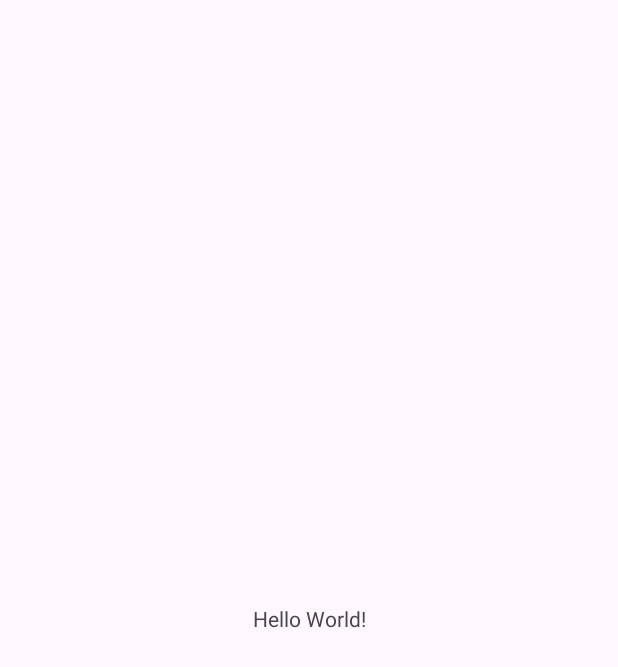
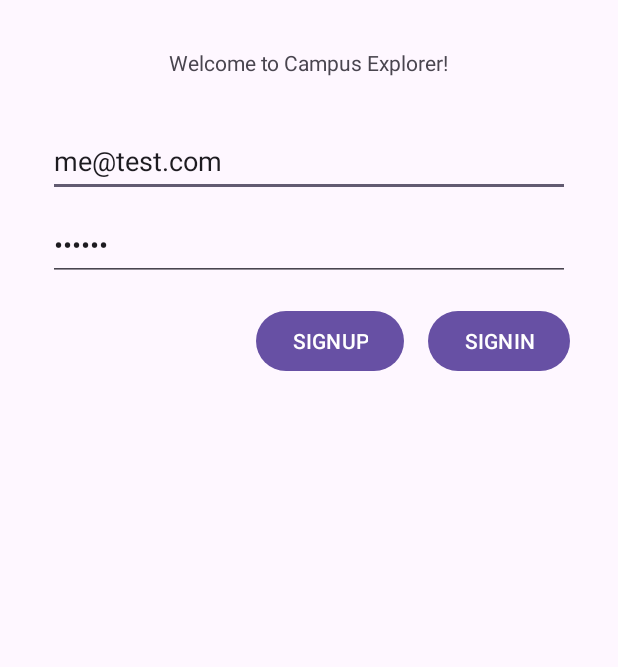
Before and after one commit to Cheva14/CampusExplorer, an Android app: the screen it shows after launch (MainActivity before the commit, LoginActivity after it), on a phone screen of 412 x 824 dp. Before the commit the part shown is almost empty. Shown: the top 667 px of the screen. Run offline under Robolectric (Android 15) with nearby library versions, the phone set to English and light mode, and no system bars; our stand-ins replace Firebase (no records; nobody signed in at launch, a user with empty details on screens opened directly).

```diff
--- /dev/null
+++ b/app/src/main/java/com/cheva/campusexplorer/LoginActivity.kt
@@ -0,0 +1,47 @@
+package com.cheva.campusexplorer
+
+import android.content.Intent
+import android.os.Bundle
+import android.view.inputmethod.InputMethodManager
+import android.widget.Button
+import android.widget.EditText
+import androidx.activity.viewModels
+import androidx.appcompat.app.AppCompatActivity
+import com.google.android.material.snackbar.Snackbar
+
+class LoginActivity: AppCompatActivity()  {
+    private val vm: LoginViewModel by viewModels()
+    override fun onCreate(savedInstanceState: Bundle?) {
+        super.onCreate(savedInstanceState)
+        setContentView(R.layout.activity_login)
+        val email = findViewById<EditText>(R.id.uEmail)
+        val password = findViewById<EditText>(R.id.uPass)
+        email.text.append("me@test.com")    // for quick testing
+        password.text.append("123456")
+        val imm = getSystemService(INPUT_METHOD_SERVICE) as InputMethodManager
+
+        findViewById<Button>(R.id.loginBtn).setOnClickListener {
+            // hide the soft keyboard
+            imm.hideSoftInputFromWindow(currentFocus?.windowToken, 0)
+            vm.login(email.text.toString(), password.text.toString())
+        }
+
+        findViewById<Button>(R.id.signupBtn).setOnClickListener {
+            imm.hideSoftInputFromWindow(currentFocus?.windowToken, 0)
+            vm.newAccount(email.text.toString(), password.text.toString())
+        }
+        vm.msg.observe(this) {
+            it?.let {
+                if (it.isNotEmpty())
+                    Snackbar.make(email, "Unable to login $it", Snackbar.LENGTH_LONG).show()
+            }
+        }
+        vm.uid.observe(this) {
+            // When the UID is not null, we transition to the main screen
+            it?.let {
+                val toMain = Intent(this, MainActivity::class.java)
+                startActivity(toMain)
+            }
+        }
+    }
+}
--- /dev/null
+++ b/app/src/main/java/com/cheva/campusexplorer/LoginViewModel.kt
@@ -0,0 +1,46 @@
+package com.cheva.campusexplorer
+
+import androidx.lifecycle.LiveData
+import androidx.lifecycle.MutableLiveData
+import androidx.lifecycle.ViewModel
+import androidx.lifecycle.viewModelScope
+import com.google.firebase.auth.ktx.auth
+import com.google.firebase.ktx.Firebase
+import kotlinx.coroutines.Dispatchers
+import kotlinx.coroutines.launch
+
+class LoginViewModel: ViewModel() {
+    private val _msg:MutableLiveData<String?> = MutableLiveData(null)
+    private val _uid:MutableLiveData<String?> = MutableLiveData(null)
+    private val auth = Firebase.auth
+    val msg: LiveData<String?> get() = _msg
+    val uid: LiveData<String?> get() = _uid
+
+    init {
+        _uid.postValue(auth.uid)
+    }
+
+    fun newAccount(email:String, password: String) {
+        viewModelScope.launch(Dispatchers.IO) {
+            auth.createUserWithEmailAndPassword(email, password)
+                .addOnSuccessListener {
+                    _uid.postValue(it.user?.uid)
+                }
+                .addOnFailureListener {
+                    _msg.postValue(it.message)
+                }
+        }
+    }
+
+    fun login(email:String, password:String) {
+        viewModelScope.launch(Dispatchers.IO) {
+            auth.signInWithEmailAndPassword(email, password)
+                .addOnSuccessListener {
+                    _uid.postValue(it.user?.uid)
+                }
+                .addOnFailureListener {
+                    _msg.postValue(it.message)
+                }
+        }
+    }
+}
--- /dev/null
+++ b/app/src/main/res/layout/activity_login.xml
@@ -0,0 +1,61 @@
+<?xml version="1.0" encoding="utf-8"?>
+<androidx.constraintlayout.widget.ConstraintLayout xmlns:android="http://schemas.android.com/apk/res/android"
+    xmlns:app="http://schemas.android.com/apk/res-auto"
+    xmlns:tools="http://schemas.android.com/tools"
+    android:layout_width="match_parent"
+    android:layout_height="match_parent">
+
+    <EditText
+        android:id="@+id/uEmail"
+        android:layout_width="0dp"
+        android:layout_height="48dp"
+        android:layout_marginStart="32dp"
+        android:layout_marginTop="32dp"
+        android:layout_marginEnd="32dp"
+        android:ems="10"
+        android:hint="Email"
+        android:inputType="textEmailAddress"
+        app:layout_constraintEnd_toEndOf="parent"
+        app:layout_constraintStart_toStartOf="parent"
+        app:layout_constraintTop_toBottomOf="@+id/welcLabel" />
+
+    <EditText
+        android:id="@+id/uPass"
+        android:layout_width="0dp"
+        android:layout_height="48dp"
+        android:layout_marginTop="8dp"
+        android:ems="10"
+        android:hint="Password"
+        android:inputType="textPassword"
+        app:layout_constraintEnd_toEndOf="@+id/uEmail"
+        app:layout_constraintStart_toStartOf="@+id/uEmail"
+        app:layout_constraintTop_toBottomOf="@+id/uEmail" />
+
+    <Button
+        android:id="@+id/loginBtn"
+        android:layout_width="wrap_content"
+        android:layout_height="wrap_content"
+        android:layout_marginTop="16dp"
+        android:text="SIGNIN"
+        app:layout_constraintEnd_toEndOf="@+id/uPass"
+        app:layout_constraintTop_toBottomOf="@+id/uPass" />
+
+    <Button
+        android:id="@+id/signupBtn"
+        android:layout_width="wrap_content"
+        android:layout_height="wrap_content"
+        android:layout_marginEnd="16dp"
+        android:text="SIGNUP"
+        app:layout_constraintEnd_toStartOf="@+id/loginBtn"
+        app:layout_constraintTop_toTopOf="@+id/loginBtn" />
+
+    <TextView
+        android:id="@+id/welcLabel"
+        android:layout_width="wrap_content"
+        android:layout_height="wrap_content"
+        android:layout_marginTop="32dp"
+        android:text="Welcome to Campus Explorer!"
+        app:layout_constraintEnd_toEndOf="parent"
+        app:layout_constraintStart_toStartOf="parent"
+        app:layout_constraintTop_toTopOf="parent" />
+</androidx.constraintlayout.widget.ConstraintLayout>
--- a/app/src/main/res/values/strings.xml
+++ b/app/src/main/res/values/strings.xml
@@ -1,3 +1,8 @@
 <resources>
     <string name="app_name">Campus Explorer</string>
+    <string name="signout">SIGNOUT</string>
+    <string name="statistics">STATISTICS</string>
+    <string name="campus_explorer">CAMPUS EXPLORER</string>
+    <string name="image_of_something">image of something</string>
+    <string name="title_activity_maps">MapsActivity</string>
 </resources>
--- a/gradle.properties
+++ b/gradle.properties
@@ -21,3 +21,4 @@ kotlin.code.style=official
 # resources declared in the library itself and none from the library's dependencies,
 # thereby reducing the size of the R class for that library
 android.nonTransitiveRClass=true
+org.gradle.configuration-cache=true
```
Also changed, not shown: app/build.gradle.kts (+61 -0 lines), app/src/main/AndroidManifest.xml (+29 -0 lines), app/src/main/java/com/cheva/campusexplorer/MainActivity.kt (+46 -8 lines), app/src/main/java/com/cheva/campusexplorer/MainActivityViewModel.kt (added, +26 -0 lines), app/src/main/java/com/cheva/campusexplorer/MapsActivity.kt (added, +57 -0 lines), app/src/main/java/com/cheva/campusexplorer/StatisticsActivity.kt (added, +32 -0 lines), app/src/main/java/com/cheva/campusexplorer/StatisticsActivityViewModel.kt (added, +7 -0 lines), app/src/main/res/layout/activity_main.xml (+48 -2 lines), app/src/main/res/layout/activity_maps.xml (added, +9 -0 lines), app/src/main/res/layout/activity_statistics.xml (added, +26 -0 lines), build.gradle.kts (+10 -0 lines), gradle/libs.versions.toml (+29 -0 lines), 3 other files.
